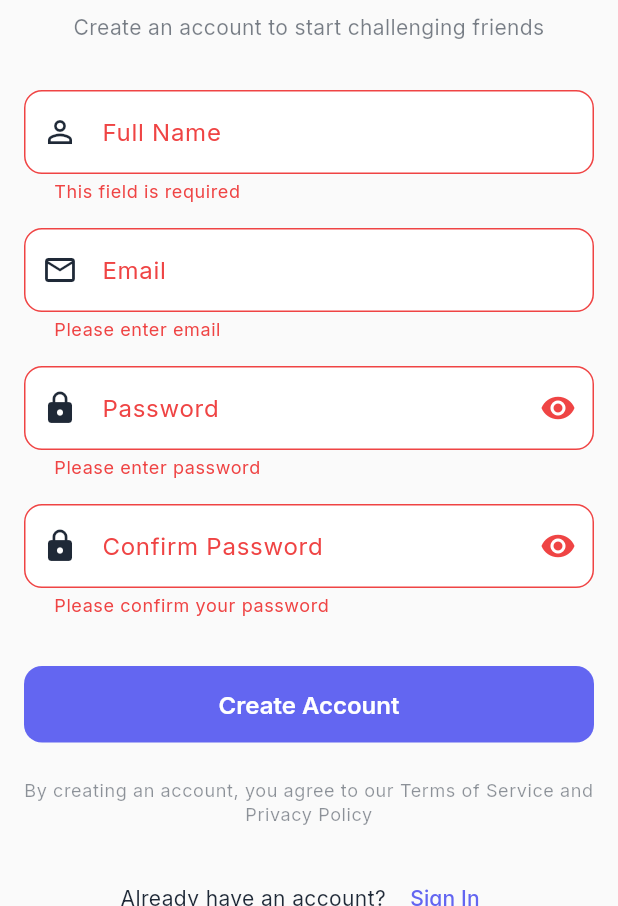
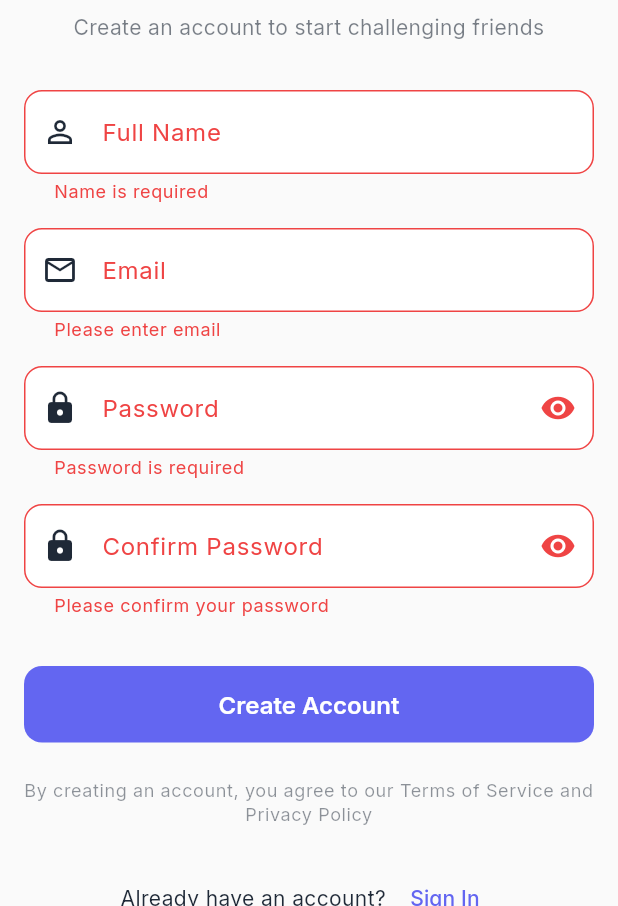
Before and after one commit to arkariz/new-health-duel, a Flutter app: the RegisterPage screen opened by its route, after a tap on "Create Account", on a phone screen of 412 x 824 dp, the part 330-1236 px from its top. Run offline on Flutter 3.47's test engine with Material 3 defaults, Android fonts, the phone set to English and light mode, and no system bars; our stand-ins replace cloud_firestore, connectivity_plus, dartz, equatable, firebase_auth, firebase_core and 6 more; missing offline and left inert: exception, health, network, security, storage; accounts and stored records are empty; generated files the repository leaves out were written again; project files that could hold a hidden picture were left out.

Commit message:
refactor(auth): use all relevant core reusable classes in auth presentation
- Use FormValidators.displayName for name field (delegates to DisplayName VO)
- Use FormValidators.strongPassword for register password (min 8 + complexity)
- Use FormValidators.passwordConfirmation replacing inline validation logic
- Use context.appColors.subtleBackground replacing surfaceContainerHighest in TestCredentialsHint

Co-Authored-By: Claude Sonnet 4.5 <noreply@anthropic.com>

```diff
--- a/health_duel/lib/features/auth/presentation/pages/login/widgets/login_form.dart
+++ b/health_duel/lib/features/auth/presentation/pages/login/widgets/login_form.dart
@@ -211,7 +211,7 @@ class _TestCredentialsHint extends StatelessWidget {
     return Container(
       padding: const EdgeInsets.all(AppSpacing.md),
       decoration: BoxDecoration(
-        color: theme.colorScheme.surfaceContainerHighest,
+        color: context.appColors.subtleBackground,
         borderRadius: AppRadius.mdBorder,
       ),
       child: Column(
--- a/health_duel/lib/features/auth/presentation/pages/register/widgets/register_form.dart
+++ b/health_duel/lib/features/auth/presentation/pages/register/widgets/register_form.dart
@@ -63,7 +63,7 @@ class RegisterForm extends StatelessWidget {
                 prefixIcon: const Icon(Icons.person_outline),
                 textInputAction: TextInputAction.next,
                 autofillHints: const [AutofillHints.name],
-                validator: FormValidators.required,
+                validator: FormValidators.displayName,
               ),
               const SizedBox(height: AppSpacing.md),
 
@@ -84,7 +84,7 @@ class RegisterForm extends StatelessWidget {
                 controller: passwordController,
                 label: 'Password',
                 textInputAction: TextInputAction.next,
-                validator: (value) => FormValidators.password(value),
+                validator: FormValidators.strongPassword,
               ),
               const SizedBox(height: AppSpacing.md),
 
@@ -94,15 +94,10 @@ class RegisterForm extends StatelessWidget {
                 label: 'Confirm Password',
                 textInputAction: TextInputAction.done,
                 onFieldSubmitted: (_) => onRegister(),
-                validator: (value) {
-                  if (value == null || value.isEmpty) {
-                    return 'Please confirm your password';
-                  }
-                  if (value != passwordController.text) {
-                    return 'Passwords do not match';
-                  }
-                  return null;
-                },
+                validator: (value) => FormValidators.passwordConfirmation(
+                  value,
+                  passwordController.text,
+                ),
               ),
               const SizedBox(height: AppSpacing.xl),
 
```
